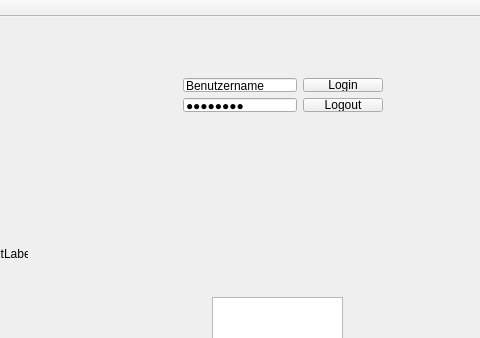
The window that mainwindow.ui (Boomit/DME) describes before a commit, drawn with Qt 5; both pictures show x 218 to 698 and y 0 to 338 of the 698 by 476 pixel window.
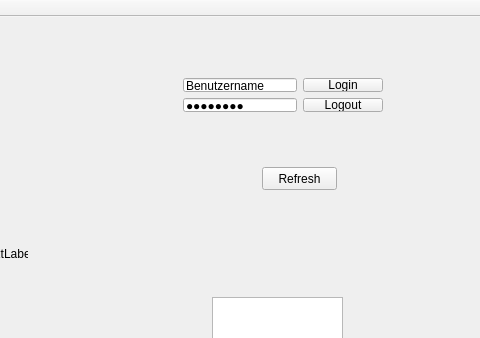
The same window after the commit.

Commit message: v0.1.01208.1 Added Refresh function

The edit to the form file:
```diff
--- a/mainwindow.ui
+++ b/mainwindow.ui
@@ -92,6 +92,22 @@
      <string>TextLabel</string>
     </property>
    </widget>
+   <widget class="QPushButton" name="pushButton">
+    <property name="geometry">
+     <rect>
+      <x>480</x>
+      <y>150</y>
+      <width>75</width>
+      <height>23</height>
+     </rect>
+    </property>
+    <property name="text">
+     <string>Refresh</string>
+    </property>
+    <property name="shortcut">
+     <string>F5</string>
+    </property>
+   </widget>
    <zorder>layoutWidget</zorder>
    <zorder>textEdit</zorder>
    <zorder>lblTest</zorder>
```
Left out of the diff: 7 changed lines with no effect on the pictures. The commit also changes 2 other files.
